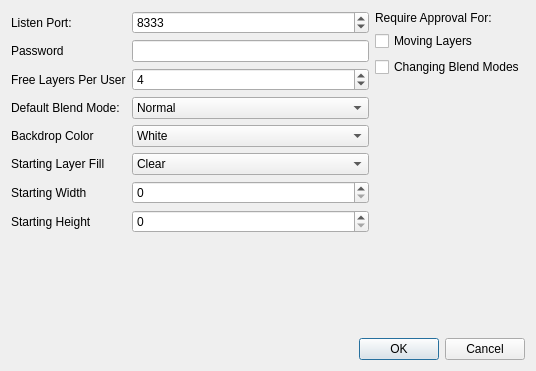
Before: the Qt Designer form designer/HiveOptionsUi.ui in skitzycat/beedraw, drawn with Qt 5.
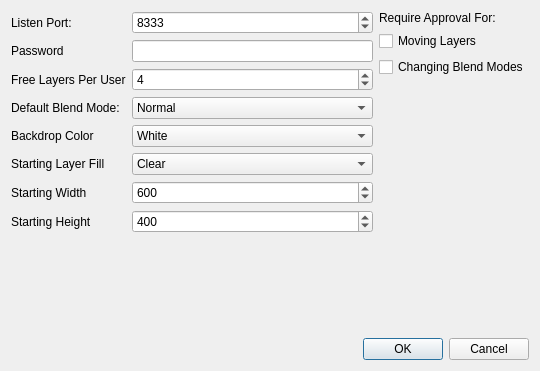
After: the same form once the commit is applied.

Commit message: added hive options for canvas size, fixed layer bug

```diff
--- a/designer/HiveOptionsUi.ui
+++ b/designer/HiveOptionsUi.ui
@@ -1,11 +1,11 @@
 <ui version="4.0" >
  <class>HiveOptionsDialog</class>
- <widget class="QDialog" name="HiveOptionsDialog" >
-  <property name="geometry" >
+ <widget class="QDialog" name="HiveOptionsDialog">
+  <property name="geometry">
    <rect>
     <x>0</x>
     <y>0</y>
-    <width>536</width>
+    <width>540</width>
     <height>371</height>
    </rect>
   </property>
@@ -128,11 +128,34 @@
            </property>
           </widget>
          </item>
-         <item row="6" column="1" >
-          <widget class="QSpinBox" name="spinBox" />
+         <item row="6" column="1">
+          <widget class="QSpinBox" name="width_box">
+           <property name="minimum">
+            <number>1</number>
+           </property>
+           <property name="maximum">
+            <number>50000</number>
+           </property>
+           <property name="value">
+            <number>600</number>
+           </property>
+          </widget>
          </item>
-         <item row="7" column="1" >
-          <widget class="QSpinBox" name="spinBox_2" />
+         <item row="7" column="1">
+          <widget class="QSpinBox" name="height_box">
+           <property name="minimum">
+            <number>1</number>
+           </property>
+           <property name="maximum">
+            <number>50000</number>
+           </property>
+           <property name="singleStep">
+            <number>1</number>
+           </property>
+           <property name="value">
+            <number>400</number>
+           </property>
+          </widget>
          </item>
         </layout>
        </item>
@@ -205,8 +228,8 @@
      <property name="orientation" >
       <enum>Qt::Horizontal</enum>
      </property>
-     <property name="standardButtons" >
-      <set>QDialogButtonBox::Cancel|QDialogButtonBox::NoButton|QDialogButtonBox::Ok</set>
+     <property name="standardButtons">
+      <set>QDialogButtonBox::Cancel|QDialogButtonBox::Ok</set>
      </property>
     </widget>
    </item>
```
Left out of the diff: 141 changed lines with no effect on the pictures. The commit also changes 3 other files.
